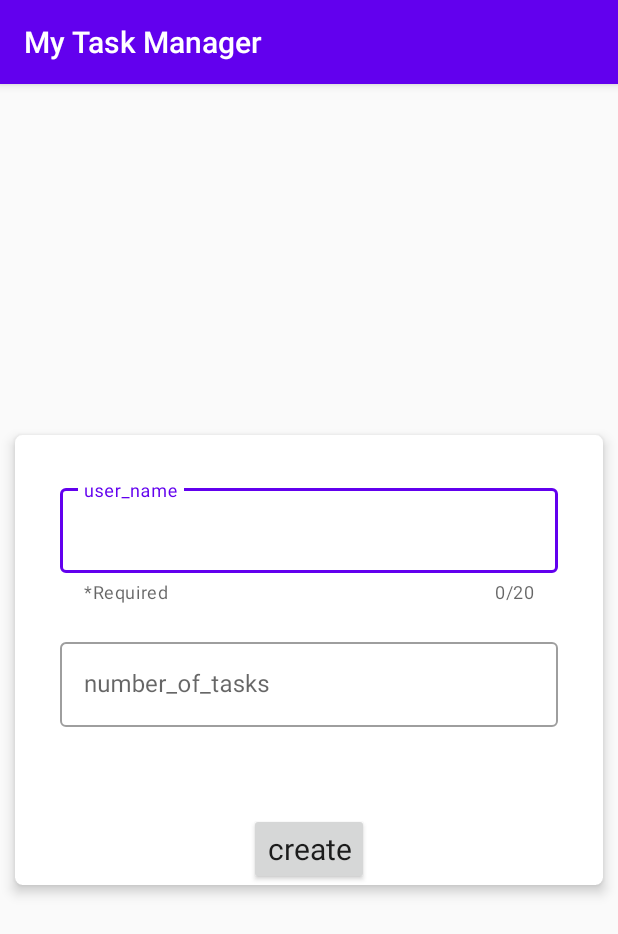
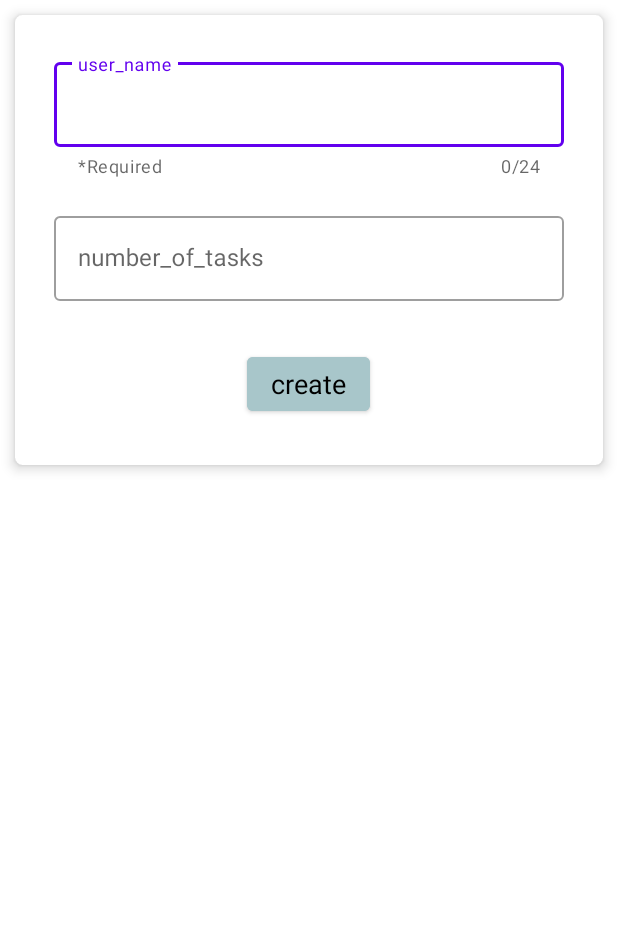
Before and after one commit to FaribaDarvishian/myTaskManager, an Android app: the fragment TaskDetailFragment shown on its own in the app's theme, on a phone screen of 412 x 824 dp. Shown: the top 934 px of the screen. Run offline under Robolectric (Android 15) with nearby library versions, the phone set to English and light mode, and no system bars.

```diff
--- a/app/build.gradle
+++ b/app/build.gradle
@@ -31,7 +31,6 @@ dependencies {
     androidTestImplementation 'androidx.test.ext:junit:1.1.2'
     androidTestImplementation 'androidx.test.espresso:espresso-core:3.3.0'
 
-    //noinspection GradleCompatible
-    implementation 'com.android.support:design:27.0.0'
     implementation 'com.google.android.material:material:1.2.0'
+    implementation 'com.google.android.material:material:1.0.0'
 }
--- /dev/null
+++ b/app/src/main/java/com/example/mytaskmanager/model/State.java
@@ -0,0 +1,5 @@
+package com.example.mytaskmanager.model;
+
+public enum State {
+    TODO, DONE, DOING
+}
--- a/app/src/main/res/layout/activity_fragment.xml
+++ b/app/src/main/res/layout/activity_fragment.xml
@@ -4,7 +4,7 @@
     xmlns:tools="http://schemas.android.com/tools"
     android:layout_width="match_parent"
     android:layout_height="match_parent"
-    tools:context=".Controller.Activity.SingleFragmentActivity">
+    tools:context=".controller.activity.SingleFragmentActivity">
 
     <FrameLayout
         android:id="@+id/fragment_container"
--- a/app/src/main/res/layout/activity_task_detail.xml
+++ b/app/src/main/res/layout/activity_task_detail.xml
@@ -4,6 +4,6 @@
     xmlns:tools="http://schemas.android.com/tools"
     android:layout_width="match_parent"
     android:layout_height="match_parent"
-    tools:context=".Controller.Activity.TaskDetailActivity">
+    tools:context=".controller.activity.TaskDetailActivity">
 
 </androidx.constraintlayout.widget.ConstraintLayout>
--- a/app/src/main/res/layout/activity_task_list.xml
+++ b/app/src/main/res/layout/activity_task_list.xml
@@ -4,6 +4,6 @@
     xmlns:tools="http://schemas.android.com/tools"
     android:layout_width="match_parent"
     android:layout_height="match_parent"
-    tools:context=".Controller.Activity.TaskListActivity">
+    tools:context=".controller.activity.TaskListActivity">
 
 </androidx.constraintlayout.widget.ConstraintLayout>
--- a/app/src/main/res/layout/fragment_task_detail.xml
+++ b/app/src/main/res/layout/fragment_task_detail.xml
@@ -4,12 +4,11 @@
     xmlns:tools="http://schemas.android.com/tools"
     android:layout_width="match_parent"
     android:layout_height="match_parent"
-    tools:context=".Controller.Fragment.TaskDetailFragment">
+    tools:context=".controller.fragment.TaskDetailFragment">
 
     <androidx.cardview.widget.CardView
         android:layout_width="match_parent"
         android:layout_height="300dp"
-            android:layout_gravity="center"
         android:layout_margin="10dp"
         app:cardCornerRadius="5dp"
         app:cardElevation="5dp">
@@ -20,15 +19,19 @@
             android:layout_width="wrap_content"
             android:layout_height="wrap_content"
             android:layout_gravity="bottom|center"
+            android:layout_marginTop="30dp"
+            android:layout_marginBottom="30dp"
+            android:backgroundTint="#A8C6CA"
             android:text="@string/create"
-                android:textSize="20sp"
+            android:textColor="#000000"
+            android:textSize="18sp"
             android:textStyle="normal" />
 
         <LinearLayout
             android:layout_width="match_parent"
             android:layout_height="wrap_content"
             android:layout_gravity="center|top"
-                android:layout_margin="20dp"
+            android:layout_margin="16dp"
             android:orientation="vertical">
 
             <com.google.android.material.textfield.TextInputLayout
@@ -40,7 +43,7 @@
                 android:hint="@string/user_name"
                 android:padding="10dp"
                 app:counterEnabled="true"
-                    app:counterMaxLength="20"
+                app:counterMaxLength="24"
                 app:errorEnabled="true"
                 app:helperText="*Required">
 
@@ -53,6 +56,7 @@
             <com.google.android.material.textfield.TextInputLayout
                 android:id="@+id/edit_txt_number"
                 style="@style/Widget.MaterialComponents.TextInputLayout.OutlinedBox"
+
                 android:layout_width="match_parent"
                 android:layout_height="wrap_content"
                 android:hint="@string/number_of_tasks"
--- /dev/null
+++ b/app/src/main/res/values/dimens.xml
@@ -0,0 +1,5 @@
+<resources>
+    <!-- Default screen margins, per the Android Design guidelines. -->
+    <dimen name="activity_horizontal_margin">16dp</dimen>
+    <dimen name="activity_vertical_margin">16dp</dimen>
+</resources>
--- a/app/src/main/res/values/styles.xml
+++ b/app/src/main/res/values/styles.xml
@@ -1,7 +1,8 @@
 <resources>
     <!-- Base application theme. -->
-    <style name="AppTheme" parent="Theme.AppCompat.Light.DarkActionBar">
+<!--    <style name="AppTheme" parent="Theme.AppCompat.Light.DarkActionBar">-->
         <!-- Customize your theme here. -->
+    <style name="AppTheme" parent="Theme.MaterialComponents.Light.NoActionBar">
         <item name="colorPrimary">@color/colorPrimary</item>
         <item name="colorPrimaryDark">@color/colorPrimaryDark</item>
         <item name="colorAccent">@color/colorAccent</item>
--- a/settings.gradle
+++ b/settings.gradle
@@ -1,2 +1,2 @@
 include ':app'
-rootProject.name = "My Task Manager"
+rootProject.name = "TaskManager"
```
Also changed, not shown: app/src/main/AndroidManifest.xml (+4 -4 lines), app/src/main/java/com/example/mytaskmanager/Controller/Activity/TaskListActivity.java (deleted, +0 -16 lines), app/src/main/java/com/example/mytaskmanager/controller/activity/TaskDetailActivity.java (renamed from app/src/main/java/com/example/mytaskmanager/Controller/Activity/TaskDetailActivity.java, +3 -4 lines), app/src/main/java/com/example/mytaskmanager/controller/activity/TaskListActivity.java (added, +16 -0 lines), app/src/main/java/com/example/mytaskmanager/controller/fragment/TaskDetailFragment.java (renamed from app/src/main/java/com/example/mytaskmanager/Controller/Fragment/TaskDetailFragment.java, +4 -3 lines), app/src/main/java/com/example/mytaskmanager/controller/fragment/TaskListFragment.java (added, +56 -0 lines), app/src/main/java/com/example/mytaskmanager/model/Task.java (added, +39 -0 lines), app/src/main/res/layout/fragment_task_list.xml (added, +13 -0 lines), app/src/main/res/values/strings.xml (+10 -1 lines). Lines whose indentation alone changed are shown as unchanged.
